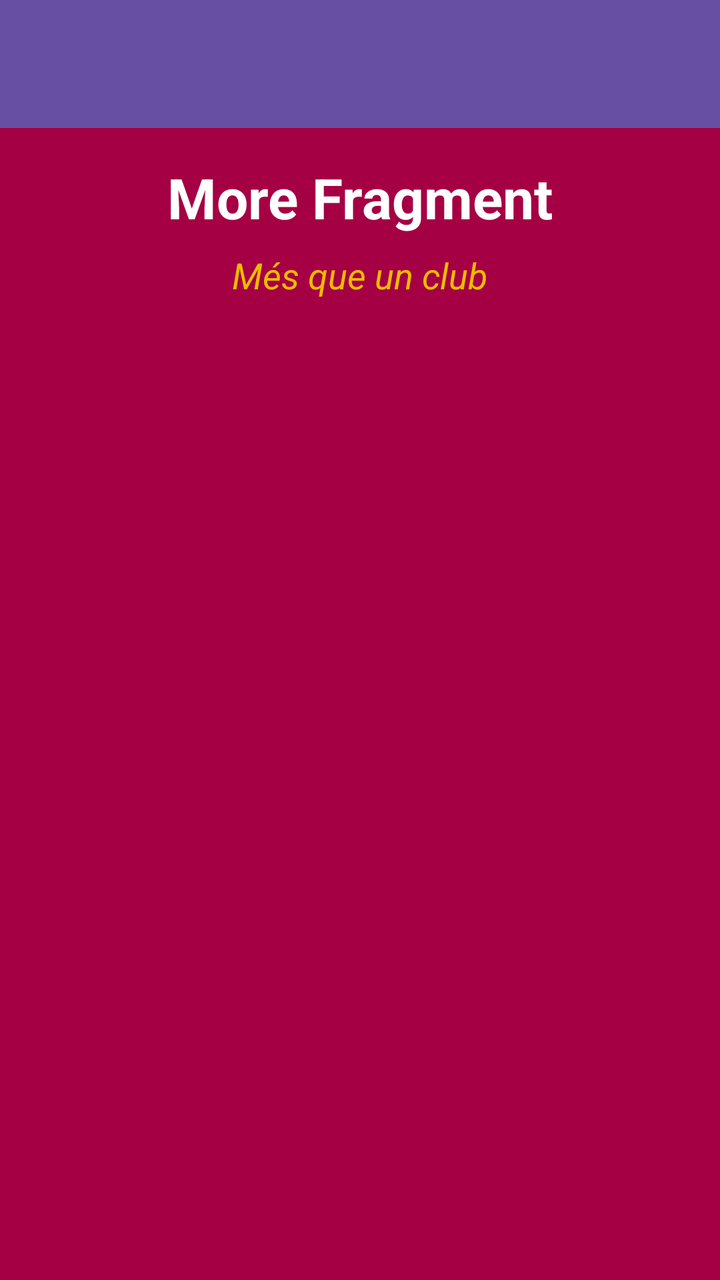
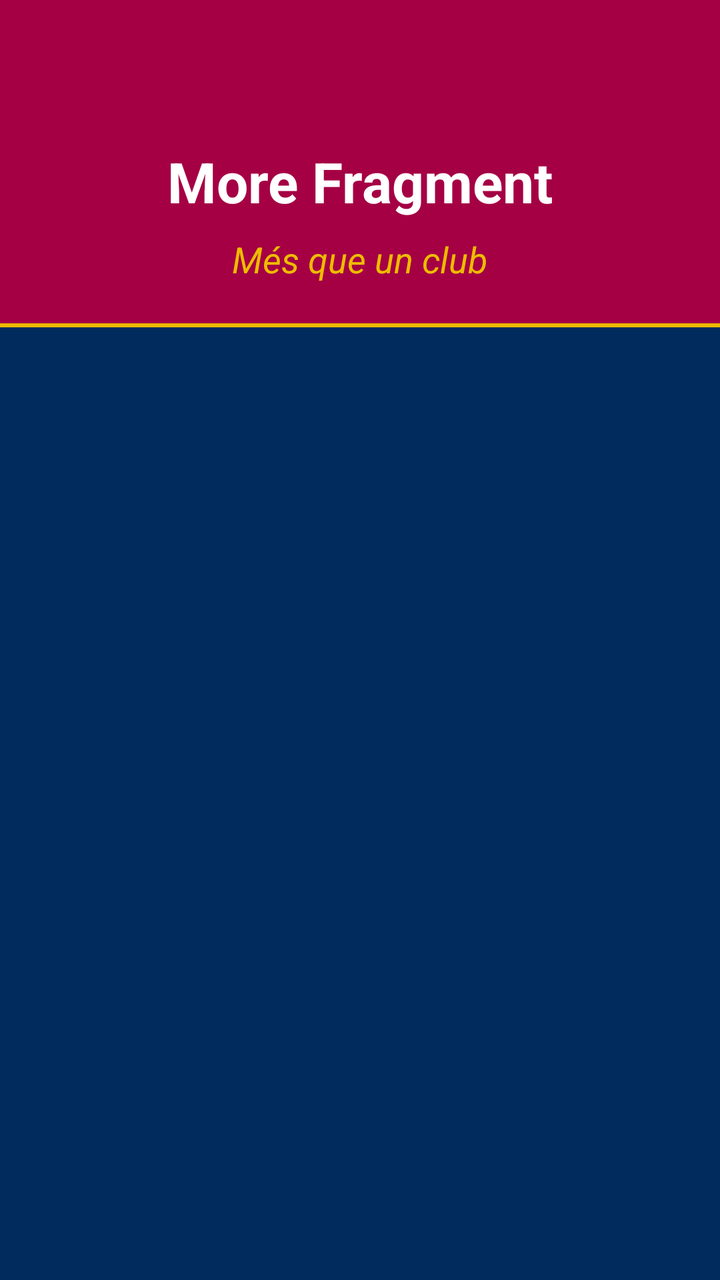

The first picture is an Android layout as it rendered before a commit; the second is the same layout after the commit. The layout source and the unified diff follow.
<!-- AndroidManifest.xml: application theme Theme.Uranus_Dapi -->
<!-- res/layout/fragment_more.xml -->
<?xml version="1.0" encoding="utf-8"?>
<androidx.coordinatorlayout.widget.CoordinatorLayout
    xmlns:android="http://schemas.android.com/apk/res/android"
    xmlns:app="http://schemas.android.com/apk/res-auto"
    xmlns:tools="http://schemas.android.com/tools"
    android:layout_width="match_parent"
    android:layout_height="match_parent"
    android:background="#A50044"
    tools:context=".Home.Pertemuan_6.SatuFragment">

    <com.google.android.material.appbar.AppBarLayout
        android:id="@+id/appBarLayout"
        android:layout_width="match_parent"
        android:layout_height="wrap_content"
        android:theme="@style/ThemeOverlay.AppCompat.Dark.ActionBar">

        <androidx.appcompat.widget.Toolbar
            android:id="@+id/toolbar"
            android:layout_width="match_parent"
            android:layout_height="?attr/actionBarSize"
            android:background="?attr/colorPrimary"
            app:layout_scrollFlags="scroll|enterAlways"
            app:titleTextColor="@android:color/white" />

    </com.google.android.material.appbar.AppBarLayout>

    <LinearLayout
        android:layout_width="match_parent"
        android:layout_height="match_parent"
        android:orientation="vertical"
        app:layout_behavior="@string/appbar_scrolling_view_behavior">

        <LinearLayout
            android:layout_width="match_parent"
            android:layout_height="wrap_content"
            android:orientation="vertical"
            android:gravity="center"
            android:padding="16dp">

            <TextView
                android:id="@+id/tvTitle"
                android:layout_width="wrap_content"
                android:layout_height="wrap_content"
                android:text="More Fragment"
                android:textColor="#FFFFFF"
                android:textSize="28sp"
                android:textStyle="bold" />

            <TextView
                android:id="@+id/tvMotto"
                android:layout_width="wrap_content"
                android:layout_height="wrap_content"
                android:layout_marginTop="8dp"
                android:text="Més que un club"
                android:textColor="#EDBB00"
                android:textSize="18sp"
                android:textStyle="italic" />

        </LinearLayout>

        <ListView
            android:id="@+id/listViewItems"
            android:layout_width="match_parent"
            android:layout_height="match_parent" />

    </LinearLayout>

</androidx.coordinatorlayout.widget.CoordinatorLayout>
<!-- resources referenced by this layout -->
<resources>
  <style name="Theme.Uranus_Dapi" parent="Base.Theme.Uranus_Dapi" />
  <style name="Base.Theme.Uranus_Dapi" parent="Theme.Material3.DayNight.NoActionBar">
          
          
      </style>
</resources>

<!-- the commit's change to res/layout/fragment_more.xml (unified diff, before → after) -->
@@ -5,22 +5,23 @@
     xmlns:tools="http://schemas.android.com/tools"
     android:layout_width="match_parent"
     android:layout_height="match_parent"
-    android:background="#A50044"
+    android:background="#002B5C"
     tools:context=".Home.Pertemuan_6.SatuFragment">
 
     <com.google.android.material.appbar.AppBarLayout
         android:id="@+id/appBarLayout"
         android:layout_width="match_parent"
         android:layout_height="wrap_content"
+        android:background="#A50044"
         android:theme="@style/ThemeOverlay.AppCompat.Dark.ActionBar">
 
         <androidx.appcompat.widget.Toolbar
             android:id="@+id/toolbar"
             android:layout_width="match_parent"
             android:layout_height="?attr/actionBarSize"
-            android:background="?attr/colorPrimary"
+            android:background="#A50044"
             app:layout_scrollFlags="scroll|enterAlways"
-            app:titleTextColor="@android:color/white" />
+            app:titleTextColor="#EDBB00" />
 
     </com.google.android.material.appbar.AppBarLayout>
 
@@ -33,9 +34,12 @@
         <LinearLayout
             android:layout_width="match_parent"
             android:layout_height="wrap_content"
+            android:background="#A50044"
+            android:gravity="center"
             android:orientation="vertical"
-            android:gravity="center"
-            android:padding="16dp">
+            android:paddingHorizontal="16dp"
+            android:paddingTop="8dp"
+            android:paddingBottom="20dp">
 
             <TextView
                 android:id="@+id/tvTitle"
@@ -58,10 +62,20 @@
 
         </LinearLayout>
 
+        <View
+            android:layout_width="match_parent"
+            android:layout_height="2dp"
+            android:background="#EDBB00" />
+
         <ListView
             android:id="@+id/listViewItems"
             android:layout_width="match_parent"
-            android:layout_height="match_parent" />
+            android:layout_height="match_parent"
+            android:background="#002B5C"
+            android:divider="#004D98"
+            android:dividerHeight="1dp"
+            android:paddingHorizontal="8dp"
+            android:paddingTop="8dp" />
 
     </LinearLayout>
 
